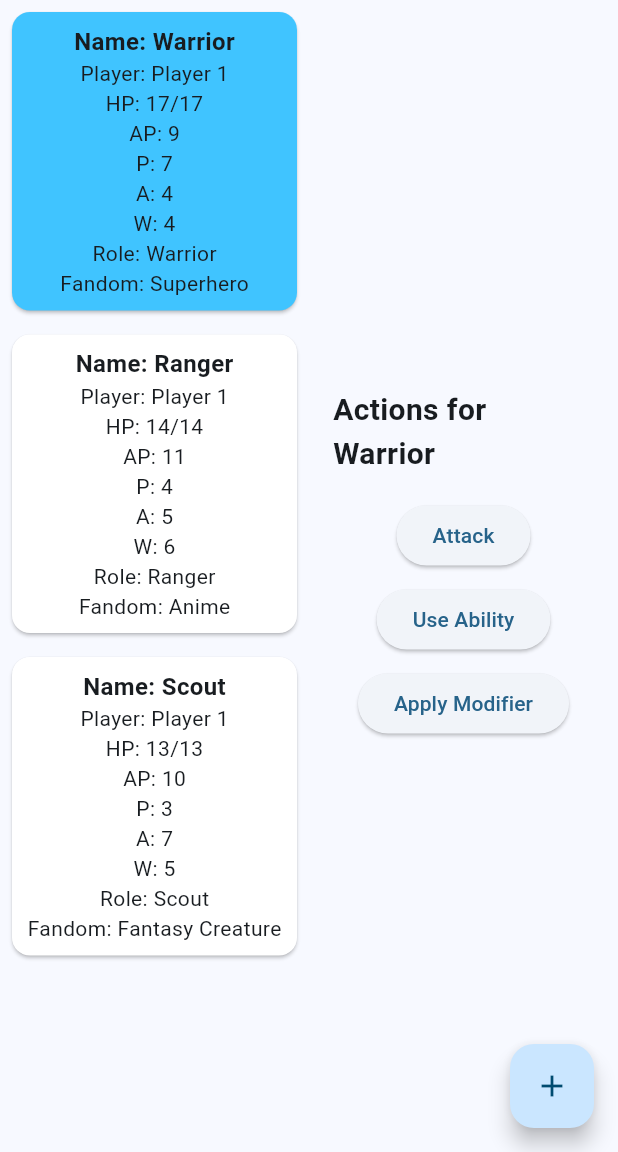
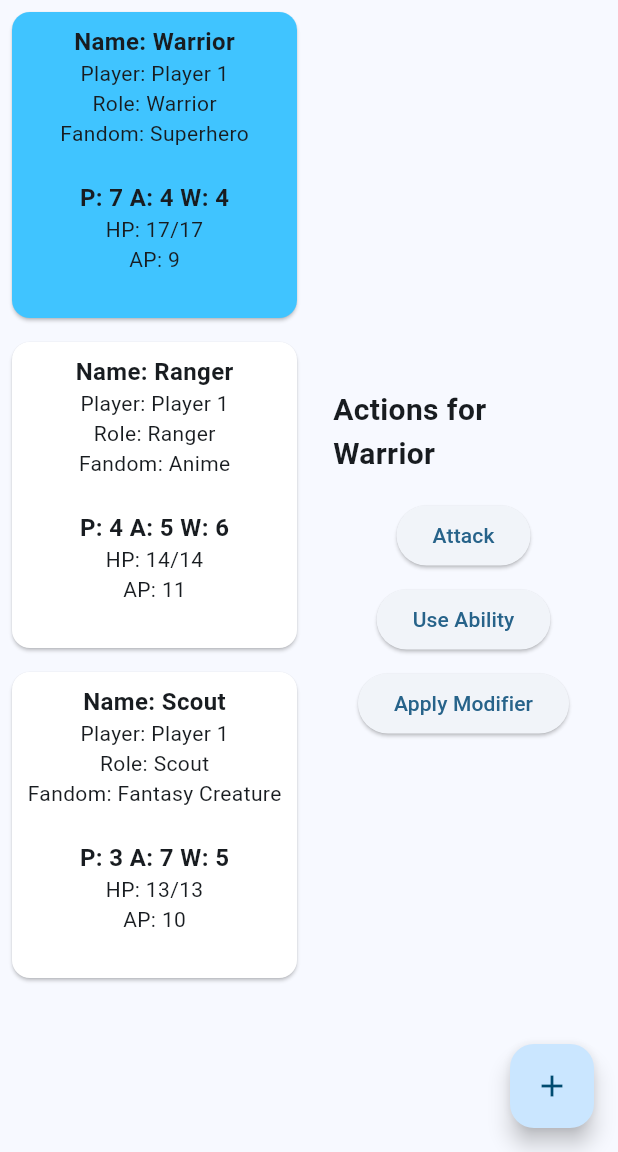
Before and after one commit to savejeff/FandomClashApp, a Flutter app: the screen it shows after launch, after a tap on an icon or button, on a phone screen of 412 x 824 dp, the part 84-1236 px from its top. Run offline on Flutter 3.47's test engine with Material 3 defaults, Android fonts, the phone set to English and light mode, and no system bars.

Commit message:
Added Global Singleton (currently called game manager) and character manager

```diff
--- /dev/null
+++ b/lib/character_manager.dart
@@ -0,0 +1,23 @@
+// character_manager.dart
+import 'models.dart';
+import 'package:flutter/material.dart';
+
+class CharacterManager {
+  // Use ValueNotifier to notify listeners when the list changes
+  ValueNotifier<List<Character>> characters = ValueNotifier<List<Character>>([]);
+
+  // Add a character
+  void addCharacter(Character character) {
+    characters.value = [...characters.value, character];
+  }
+
+  // Remove a character
+  void removeCharacter(Character character) {
+    characters.value = characters.value.where((c) => c != character).toList();
+  }
+
+  // Get the list of characters
+  List<Character> getCharacters() {
+    return characters.value;
+  }
+}
--- /dev/null
+++ b/lib/game_manager.dart
@@ -0,0 +1,20 @@
+// game_manager.dart
+import 'character_manager.dart';
+
+class GameManager {
+  // Private constructor
+  GameManager._privateConstructor();
+
+  // Single instance
+  static final GameManager _instance = GameManager._privateConstructor();
+
+  // Factory constructor to return the same instance
+  factory GameManager() {
+    return _instance;
+  }
+
+  // Manager classes
+  final CharacterManager characterManager = CharacterManager();
+
+  // You can add other managers here (e.g., ItemManager, AbilityManager)
+}
--- a/lib/main.dart
+++ b/lib/main.dart
@@ -2,6 +2,9 @@ import 'package:flutter/material.dart';
 import 'models.dart'; // Import your models
 import 'target_picker.dart'; // Import the target picker dialog
 import 'mechanics.dart'; // Import the mechanics
+import 'game_manager.dart';       // Import GameManager
+import 'character_manager.dart';  // Import CharacterManager
+
 
 
 void main() {
@@ -65,13 +68,15 @@ class CharacterStatsWidget extends StatelessWidget {
                 const TextStyle(fontWeight: FontWeight.bold, fontSize: 16),
               ),
               Text('Player: ${character.player}'),
+              Text('Role: ${character.role ?? 'N/A'}'),
+              Text('Fandom: ${character.fandomTrait ?? 'N/A'}'),
+              Text(''),
+              Text('P: ${character.P} A: ${character.A} W: ${character.W}',
+              style:
+                const TextStyle(fontWeight: FontWeight.bold, fontSize: 16),),
               Text('HP: ${character.HP}/${character.maxHP}'),
               Text('AP: ${character.AP}'),
-              Text('P: ${character.P}'),
-              Text('A: ${character.A}'),
-              Text('W: ${character.W}'),
-              Text('Role: ${character.role ?? 'N/A'}'),
-              Text('Fandom: ${character.fandomTrait ?? 'N/A'}'),
+              Text(''),
               // Add more stats as needed
             ],
           ),
@@ -82,8 +87,8 @@ class CharacterStatsWidget extends StatelessWidget {
 }
 
 class _MyHomePageState extends State<MyHomePage> {
-  // Define a list of characters
-  late List<Character> characters;
+  // Remove the characters list from the state
+  // late List<Character> characters;
 
   // Currently selected character
   Character? selectedCharacter;
@@ -92,57 +97,63 @@ class _MyHomePageState extends State<MyHomePage> {
   void initState() {
     super.initState();
 
-    // Initialize the characters
-    characters = [
+    // Initialize the characters via CharacterManager
+    GameManager().characterManager.addCharacter(
       Character(
         name: 'Warrior',
         player: 'Player 1',
         P: 7,
         A: 4,
         W: 4,
-        maxHP: 17, // 10 + P (7) = 17
+        maxHP: 17,
         HP: 17,
-        AP: 9, // 5 + W (4) = 9
-        MR: 3, // 1 + (A ÷ 2) = 1 + (4 ÷ 2) = 3
+        AP: 9,
+        MR: 3,
         abilities: [],
         items: [],
         size: 'Large',
         fandomTrait: 'Superhero',
         role: 'Warrior',
       ),
+    );
+
+    GameManager().characterManager.addCharacter(
       Character(
         name: 'Ranger',
         player: 'Player 1',
         P: 4,
         A: 5,
         W: 6,
-        maxHP: 14, // 10 + P (4) = 14
+        maxHP: 14,
         HP: 14,
-        AP: 11, // 5 + W (6) = 11
-        MR: 3, // 1 + (5 ÷ 2) = 3
+        AP: 11,
+        MR: 3,
         abilities: [],
         items: [],
         size: 'Medium',
         fandomTrait: 'Anime',
         role: 'Ranger',
       ),
+    );
+
+    GameManager().characterManager.addCharacter(
       Character(
         name: 'Scout',
         player: 'Player 1',
         P: 3,
         A: 7,
         W: 5,
-        maxHP: 13, // 10 + P (3) = 13
+        maxHP: 13,
         HP: 13,
-        AP: 10, // 5 + W (5) = 10
-        MR: 4, // 1 + (7 ÷ 2) = 4
+        AP: 10,
+        MR: 4,
         abilities: [],
         items: [],
         size: 'Small',
         fandomTrait: 'Fantasy Creature',
         role: 'Scout',
       ),
-    ];
+    );
   }
 
   // FloatingActionButton callback (to be implemented later)
@@ -164,14 +175,20 @@ class _MyHomePageState extends State<MyHomePage> {
     return Scaffold(
       appBar: AppBar(
         title: Text(widget.title),
-        backgroundColor: Theme.of(context).colorScheme.inversePrimary,
+        backgroundColor: Theme
+            .of(context)
+            .colorScheme
+            .inversePrimary,
       ),
       body: Row(
         children: [
           // Left Side: List of characters
           Expanded(
             flex: 1,
-            child: ListView.builder(
+            child: ValueListenableBuilder<List<Character>>(
+              valueListenable: GameManager().characterManager.characters,
+              builder: (context, characters, _) {
+                return ListView.builder(
                   itemCount: characters.length,
                   itemBuilder: (context, index) {
                     Character character = characters[index];
@@ -181,15 +198,18 @@ class _MyHomePageState extends State<MyHomePage> {
                       onTap: () => _selectCharacter(character),
                     );
                   },
+                );
+              },
             ),
           ),
+
           // Right Side: Action interface
           Expanded(
             flex: 1,
             child: selectedCharacter != null
                 ? ActionInterface(
               character: selectedCharacter!,
-              characters: characters, // Pass the characters list
+              //characters: characters, // Pass the characters list
               onUpdate: () {
                 setState(() {
                   // Update UI when character changes
@@ -214,19 +234,17 @@ class _MyHomePageState extends State<MyHomePage> {
 // ActionInterface Widget
 class ActionInterface extends StatelessWidget {
   final Character character;
-  final List<Character> characters; // Add this line
   final VoidCallback onUpdate;
 
   const ActionInterface({
     Key? key,
     required this.character,
-    required this.characters, // Add this line
     required this.onUpdate,
   }) : super(key: key);
 
   @override
   Widget build(BuildContext context) {
-    // Mockup actions
+    // Actions
     return SingleChildScrollView(
       padding: const EdgeInsets.all(16.0),
       child: Column(
@@ -241,8 +259,7 @@ class ActionInterface extends StatelessWidget {
               // Show the target picker dialog
               Character? target = await showTargetPickerDialog(
                 context,
-                characters, // Pass the list of characters
-                character,  // The attacker
+                character, // The attacker
               );
 
               if (target != null) {
@@ -262,6 +279,7 @@ class ActionInterface extends StatelessWidget {
             child: const Text('Attack'),
           ),
 
+
           const SizedBox(height: 8),
           ElevatedButton(
             onPressed: () {
@@ -277,7 +295,8 @@ class ActionInterface extends StatelessWidget {
             onPressed: () {
               // Mockup: Apply modifier
               ScaffoldMessenger.of(context).showSnackBar(
-                SnackBar(content: Text('Modifier applied to ${character.name}!')),
+                SnackBar(
+                    content: Text('Modifier applied to ${character.name}!')),
               );
             },
             child: const Text('Apply Modifier'),
@@ -292,7 +311,8 @@ class ActionInterface extends StatelessWidget {
                   'Abilities:',
                   style: TextStyle(fontSize: 18, fontWeight: FontWeight.bold),
                 ),
-                ...character.abilities.map((ability) => ListTile(
+                ...character.abilities.map((ability) =>
+                    ListTile(
                       title: Text(ability.name),
                       subtitle: Text(ability.description),
                       trailing: Text('Cost: ${ability.cost} AP'),
@@ -316,7 +336,8 @@ class ActionInterface extends StatelessWidget {
                   'Items:',
                   style: TextStyle(fontSize: 18, fontWeight: FontWeight.bold),
                 ),
-                ...character.items.map((item) => ListTile(
+                ...character.items.map((item) =>
+                    ListTile(
                       title: Text(item.name),
                       subtitle: Text(item.description),
                       onTap: () {
--- a/lib/target_picker.dart
+++ b/lib/target_picker.dart
@@ -1,10 +1,14 @@
 // target_picker.dart
 import 'package:flutter/material.dart';
-import 'models.dart'; // Import your models
+import 'models.dart';
+import 'game_manager.dart'; // Import GameManager
 
 // Function to show the target picker dialog
 Future<Character?> showTargetPickerDialog(
-    BuildContext context, List<Character> characters, Character attacker) async {
+    BuildContext context, Character attacker) async {
+  // Get the list of characters from CharacterManager
+  List<Character> characters = GameManager().characterManager.getCharacters();
+
   return showDialog<Character>(
     context: context,
     builder: (BuildContext context) {
```
Lines whose indentation alone changed are shown as unchanged.
